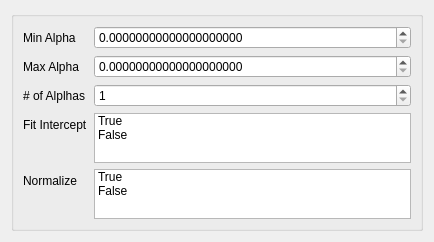
Before: the Qt Designer form ui/cv_Ridge.ui in tthatcher95/PyHAT_Point_Spectra_GUI, drawn with Qt 5.
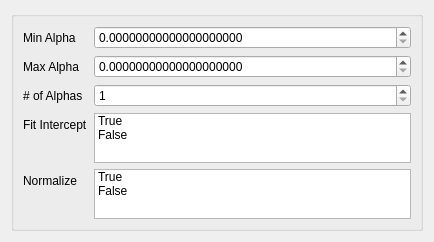
After: the same form once the commit is applied.

The edit to the form file:
```diff
--- a/ui/cv_Ridge.ui
+++ b/ui/cv_Ridge.ui
@@ -63,7 +63,7 @@
       <item row="2" column="0">
        <widget class="QLabel" name="n_alpha_label">
         <property name="text">
-         <string># of Alplhas</string>
+         <string># of Alphas</string>
         </property>
        </widget>
       </item>
```
